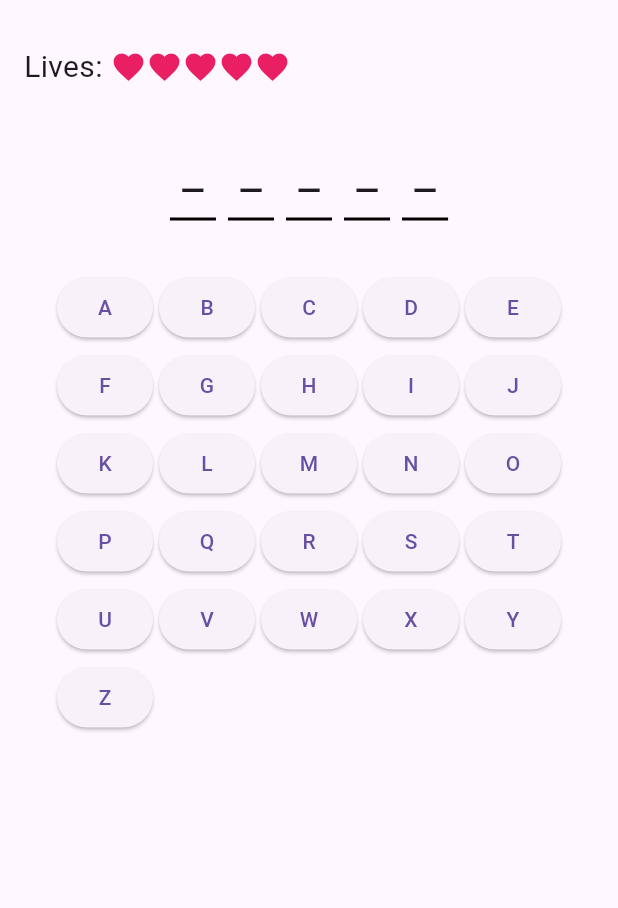
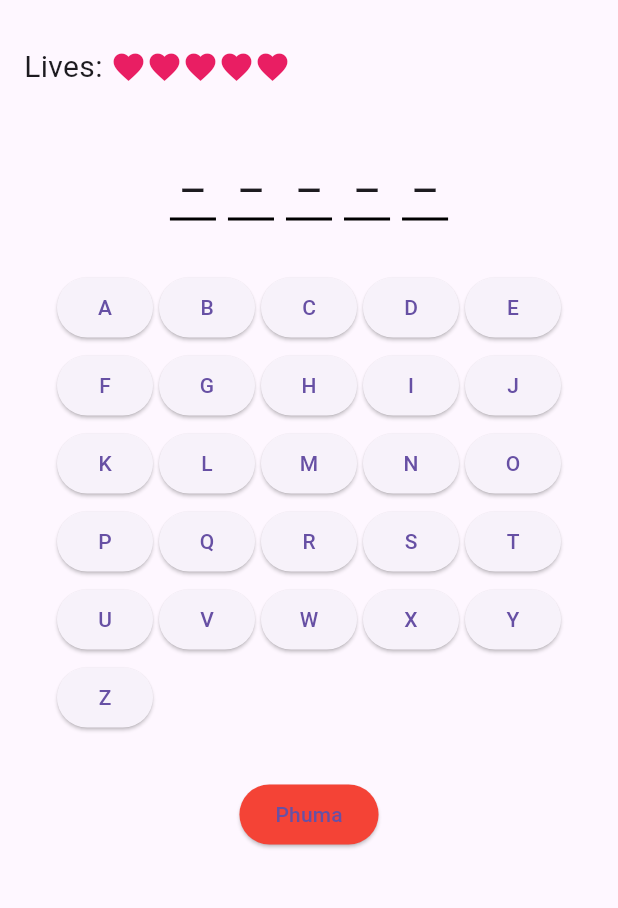
Before and after one commit to sfikizolo/IsixhosaHangman, a Flutter app: the screen it shows after launch, on a phone screen of 412 x 824 dp, the part 63-971 px from its top. Run offline on Flutter 3.47's test engine with Material 3 defaults, Android fonts, the phone set to English and light mode, and no system bars.

Commit message:
another commit

```diff
--- a/lib/Keys.dart
+++ b/lib/Keys.dart
@@ -2,12 +2,12 @@ import 'package:flutter/material.dart';
 import 'game_logic.dart';
 
 Widget buildKeyboard(GameLogic logic, void Function() refreshUI) {
-  const alphabet = 'ABCDEFGHIJKLMNOPQRSTUVWXYZ';
+  const onobumba = 'ABCDEFGHIJKLMNOPQRSTUVWXYZ';
 
   return Wrap(
     spacing: 4,
     runSpacing: 4,
-    children: alphabet.split('').map((letter) {
+    children: onobumba.split('').map((letter) {
       final alreadyGuessed = logic.guessedLetters.contains(letter);
       return ElevatedButton(
         onPressed: alreadyGuessed || logic.isGameOver || logic.isGameWon
--- /dev/null
+++ b/lib/action.dart
@@ -0,0 +1,47 @@
+import 'dart:io';
+
+import 'package:flutter/material.dart';
+import 'package:hangman_games/game_logic.dart';
+
+Widget actionButtons(
+  GameLogic logic,
+  VoidCallback refreshUI,
+  BuildContext context,
+) {
+  return Column(
+    children: [
+      if (logic.isGameWon)
+        ElevatedButton(
+          onPressed: logic.isGameWon
+              ? () {
+                  refreshUI();
+                  logic.nextWord();
+                }
+              : null, // disables button when word is not yet guessed
+          style: ElevatedButton.styleFrom(backgroundColor: Colors.blue),
+          child: Text('Igama Elilandelayo'),
+        ),
+
+      if (logic.isGameOver)
+        ElevatedButton(
+          onPressed: logic.isGameOver
+              ? () {
+                  refreshUI();
+                  logic.startNewGame();
+                }
+              : null,
+          style: ElevatedButton.styleFrom(backgroundColor: Colors.pinkAccent),
+          child: Text('Phinda Umdlalo'),
+        ),
+
+      ElevatedButton(
+        style: ElevatedButton.styleFrom(backgroundColor: Colors.red),
+        onPressed: () {
+          // SystemNavigator.pop(); // This closes the app
+          exit(0);
+        },
+        child: Text('Phuma'),
+      ),
+    ],
+  );
+}
--- a/lib/game_logic.dart
+++ b/lib/game_logic.dart
@@ -8,6 +8,7 @@ class GameLogic {
     'ISIPHO-Unikwe ngombiyozo',
     'THANDO-phakathi kwabantu ababini',
     'ikati-isilwanyana esihlala endlini',
+    'Ukucoceka-the meaning',
   ];
 
   String selectedWord = '';
--- a/lib/main.dart
+++ b/lib/main.dart
@@ -1,6 +1,5 @@
-import 'dart:math';
-
 import 'package:flutter/material.dart';
+import 'package:hangman_games/action.dart';
 import 'display.dart';
 import 'game_logic.dart';
 import 'end_message.dart';
@@ -11,6 +10,8 @@ void main() {
 }
 
 class HangmanApp extends StatelessWidget {
+  const HangmanApp({super.key});
+
   @override
   Widget build(BuildContext context) {
     return MaterialApp(
@@ -23,6 +24,8 @@ class HangmanApp extends StatelessWidget {
 }
 
 class HangmanHome extends StatefulWidget {
+  const HangmanHome({super.key});
+
   @override
   _HangmanHomeState createState() => _HangmanHomeState();
 }
@@ -56,33 +59,7 @@ class _HangmanHomeState extends State<HangmanHome> {
             buildKeyboard(logic, () => setState(() {})),
             SizedBox(height: 30),
             buildEndMessage(logic),
-
-            if (logic.isGameWon)
-              ElevatedButton(
-                onPressed: logic.isGameWon
-                    ? () {
-                        setState(() {
-                          logic.nextWord();
-                        });
-                      }
-                    : null, // disables button when word is not yet guessed
-                style: ElevatedButton.styleFrom(backgroundColor: Colors.blue),
-                child: Text('Next Word'),
-              ),
-            if (logic.isGameOver)
-              ElevatedButton(
-                onPressed: logic.isGameOver
-                    ? () {
-                        setState(() {
-                          logic.startNewGame();
-                        });
-                      }
-                    : null,
-                style: ElevatedButton.styleFrom(
-                  backgroundColor: Colors.pinkAccent,
-                ),
-                child: Text('Restart'),
-              ),
+            actionButtons(logic, () => setState(() {}), context),
           ],
         ),
       ),
```
